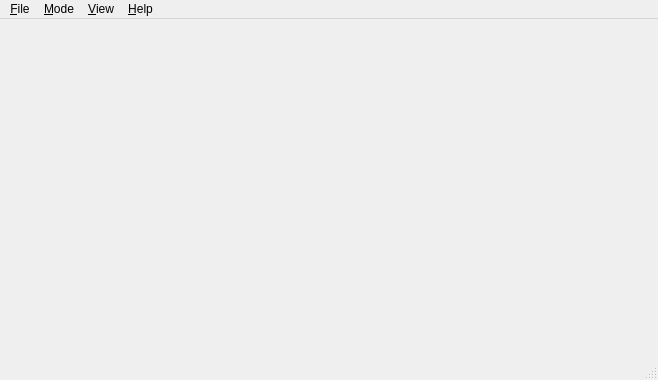
First picture: the form in xview.ui, repository ErnieAllen/XView, before the edit.
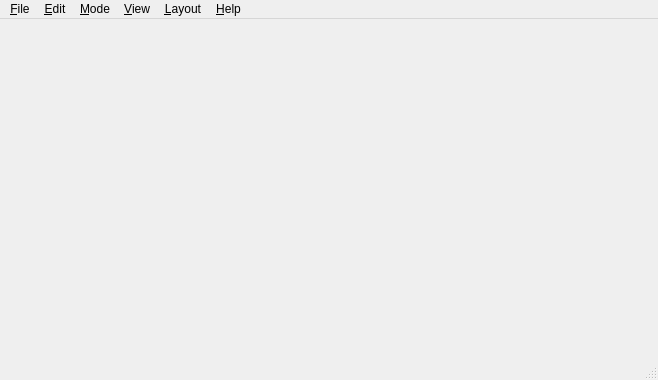
Second picture: the form after the edit. Custom widgets are drawn as their Qt base class.

Commit message: - Force charts to show 0 on y axis - Set tooltips on cascaded sections - Add Edit menu for setting background update strategy - Move layout menu options to their own menu - Support updating only the visible objects for complex brokers

What changed in the file:
```diff
--- a/xview.ui
+++ b/xview.ui
@@ -149,11 +149,32 @@
     <addaction name="actionConnections"/>
     <addaction name="separator"/>
     <addaction name="actionCharts"/>
-    <addaction name="actionCascadingLayout"/>
+   </widget>
+   <widget class="QMenu" name="menu_Layout">
+    <property name="title">
+     <string>&amp;Layout</string>
+    </property>
+    <addaction name="action_Horizontal"/>
+    <addaction name="action_Cascading"/>
+   </widget>
+   <widget class="QMenu" name="menu_Edit">
+    <property name="title">
+     <string>&amp;Edit</string>
+    </property>
+    <widget class="QMenu" name="menu_Preferences">
+     <property name="title">
+      <string>&amp;Preferences</string>
+     </property>
+     <addaction name="actionUpdate_all"/>
+     <addaction name="actionUpdate_visible"/>
+    </widget>
+    <addaction name="menu_Preferences"/>
    </widget>
    <addaction name="menuFile"/>
+   <addaction name="menu_Edit"/>
    <addaction name="menuMode"/>
    <addaction name="menuView"/>
+   <addaction name="menu_Layout"/>
    <addaction name="menuHelp"/>
   </widget>
   <action name="actionOpen_localhost">
```
Left out of the diff: 32 changed lines with no effect on the pictures. The commit also changes 16 other files.
